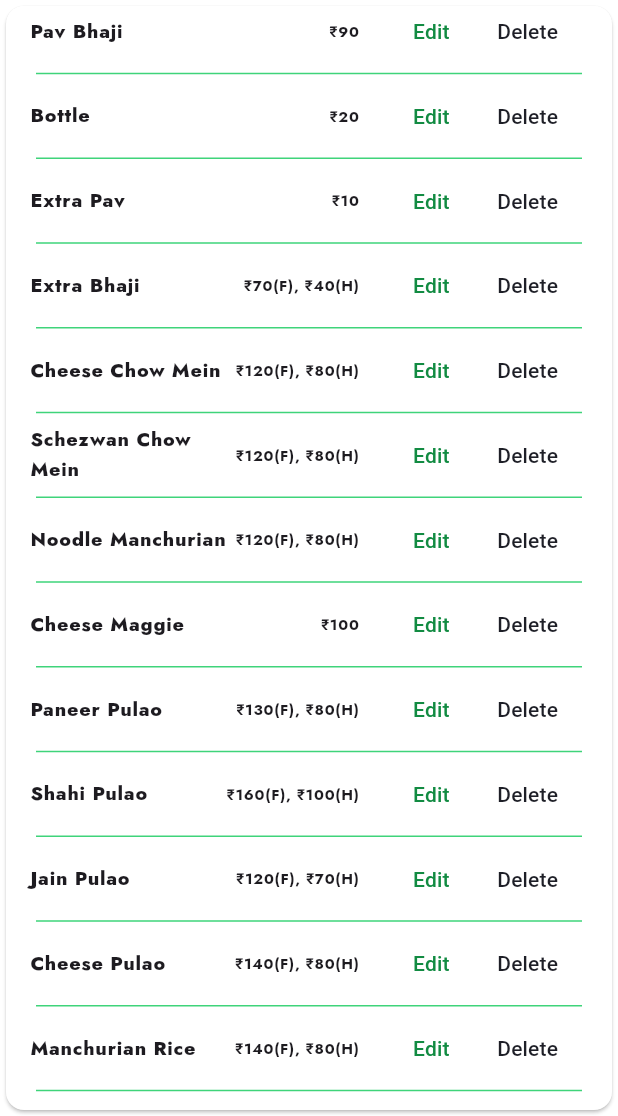
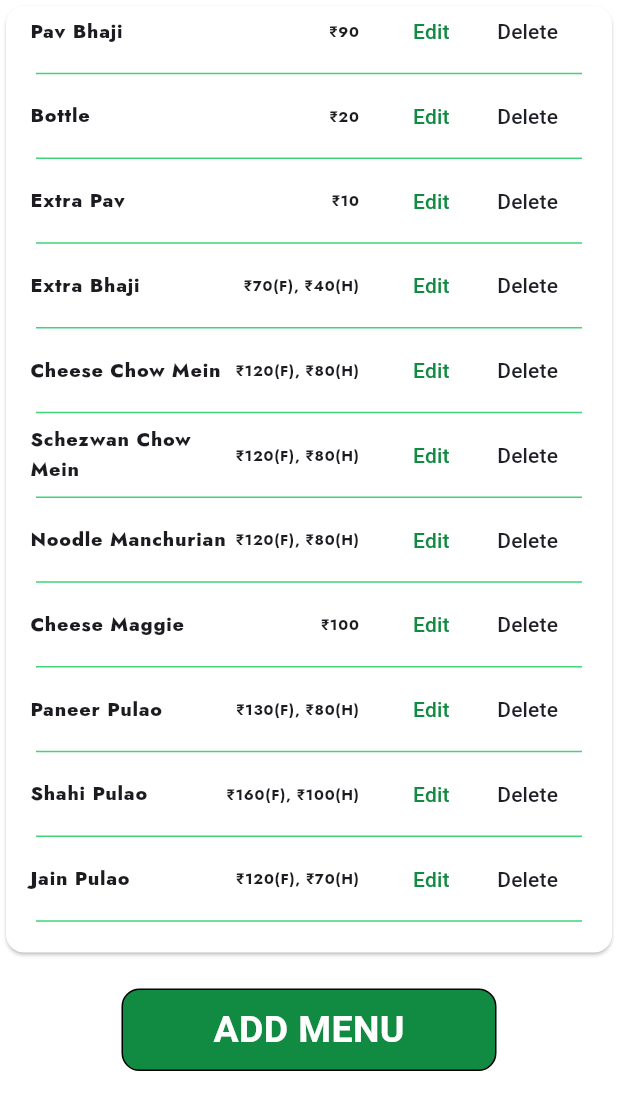
Before and after one commit to abhipawar2004/BillWiz, a Flutter app: the screen it shows after launch, scrolled down 576 dp, on a phone screen of 412 x 824 dp, the part 120-1236 px from its top. Run offline on Flutter 3.47's test engine with Material 3 defaults, Android fonts, the phone set to English and light mode, and no system bars; our stand-ins replace flutter_svg, google_fonts; Roboto replaces fonts that are missing (Jaldi).

Commit message:
chore: Update menu page layout and add "ADD MENU" button

```diff
--- a/lib/pages/menu.dart
+++ b/lib/pages/menu.dart
@@ -1,4 +1,5 @@
 import 'package:flutter/material.dart';
+import 'package:google_fonts/google_fonts.dart';
 
 import '../model/Items.dart';
 import '../widgets/menuItemTile.dart';
@@ -12,21 +13,27 @@ class Menu extends StatelessWidget {
       child: Scaffold(
         backgroundColor: Colors.white,
         appBar: PreferredSize(
-          preferredSize: Size.fromHeight(80),
+          preferredSize: const Size.fromHeight(80),
           child: Container(
-            margin: EdgeInsets.only(left: 15,right: 15),
+            margin: const EdgeInsets.only(left: 15, right: 15),
             child: Row(
               children: [
                 Container(
                   height: 35,
-                    child: Image.asset('assets/images/backbutton.png'),),
-                    Spacer(),
-                Container(child: Image.asset('assets/images/logo.png'),),
+                  child: Image.asset('assets/images/backbutton.png'),
+                ),
+                const Spacer(),
+                Container(
+                  child: Image.asset('assets/images/logo.png'),
+                ),
               ],
             ),
           ),
         ),
-        body: Card(
+        body: Column(
+          children: [
+            Expanded(
+              child: Card(
                 color: Colors.white,
                 child: ListView.separated(
                   itemCount: menuItems.length,
@@ -42,6 +49,32 @@ class Menu extends StatelessWidget {
                 ),
               ),
             ),
+            Padding(
+              padding: const EdgeInsets.only(bottom: 30.0,top: 20), // Add space at the bottom
+              child: Container(
+                height: 55,
+                width: 250,
+                decoration: BoxDecoration(
+                  color: const Color(0xff128B42),
+                  borderRadius: const BorderRadius.all(Radius.circular(12)),
+                  border: Border.all(color: Colors.black),
+                ),
+                child: Center(
+                  child: Text(
+                    'ADD MENU',
+                    style: GoogleFonts.getFont(
+                      'Jaldi',
+                      color: Colors.white,
+                      fontSize: 25,
+                      fontWeight: FontWeight.bold,
+                    ),
+                  ),
+                ),
+              ),
+            ),
+          ],
+        ),
+      ),
     );
   }
 }
```
Lines whose indentation alone changed are shown as unchanged.
